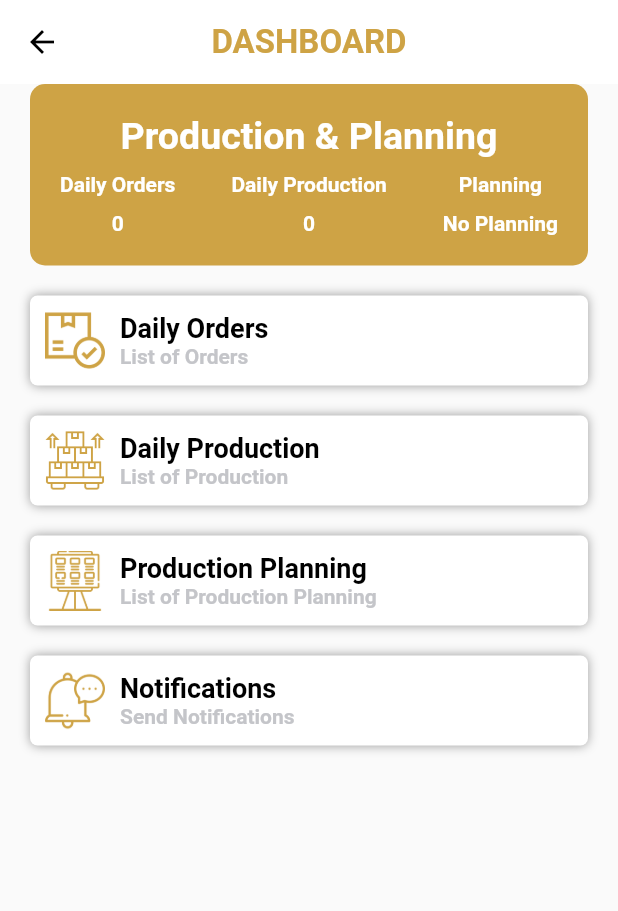
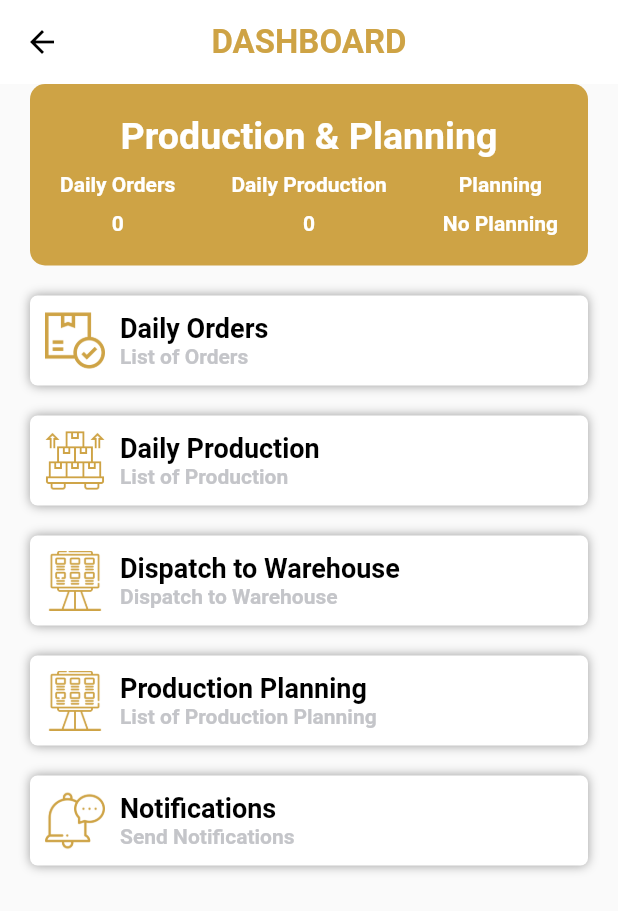
Before and after one commit to satishp7894/Desire, a Flutter app: the DashboardPageProduction screen opened directly, on a phone screen of 412 x 824 dp. Shown: the top 911 px of the screen. Run offline on Flutter 3.47's test engine with Material 2 defaults, Android fonts, the light colour scheme and no system bars; our stand-ins replace cached_network_image, confetti, dio, dotted_border, dropdown_search, file_picker and 17 more; missing offline and left inert: data_connection_checker, downloads_path_provider, flutter_statusbarcolor, multi_image_picker2, onesignal_flutter; accounts and stored records are empty; network calls fail; project files that could hold a hidden picture were left out.

```diff
--- a/desire_production/lib/pages/dashboards/production_dashboard_page.dart
+++ b/desire_production/lib/pages/dashboards/production_dashboard_page.dart
@@ -4,6 +4,7 @@ import 'package:desire_production/bloc/production_dashboard_bloc.dart';
 import 'package:desire_production/model/dashboard_production_model.dart';
 import 'package:desire_production/model/product_model.dart';
 import 'package:desire_production/pages/dashboards/admin_dashboard_page.dart';
+import 'package:desire_production/pages/warehouse/dispatch_to_warehouse.dart';
 import 'package:http/http.dart' as http;
 
 import 'package:desire_production/bloc/dashboard_bloc.dart';
@@ -196,6 +197,65 @@ class _DashboardPageProductionState extends State<DashboardPageProduction> {
                           ),
                           Text(
                             'List of Production',
+                            style: TextStyle(
+                              fontSize: 14.0,
+                              color: profile_item_color,
+                              fontWeight: FontWeight.bold,
+                            ),
+                          ),
+                        ],
+                      ),
+                    ],
+                  ),
+                ),
+              ),
+            ),
+            SizedBox(height: 20,),
+            GestureDetector(
+              onTap: (){
+                Navigator.push(context, MaterialPageRoute(builder: (b) => DispatchtoWarehouse()));
+              },
+              child: Container(
+                decoration: BoxDecoration(
+                  boxShadow: [
+                    BoxShadow(
+                      color: Colors.grey,
+                      blurRadius: 5, // has the effect of softening the shadow
+                      spreadRadius: 0, // has the effect of extending the shadow
+                    ),
+                  ],
+                  color: Colors.white,
+                  borderRadius: BorderRadius.circular(
+                    5.0,
+                  ),
+                ),
+                child: Padding(
+                  padding: const EdgeInsets.all(10.0),
+                  child: Row(
+                    mainAxisAlignment: MainAxisAlignment.start,
+                    crossAxisAlignment: CrossAxisAlignment.center,
+                    children: <Widget>[
+                      Image.asset(
+                        "assets/images/production_planning.png",
+                        color: kPrimaryColor,
+                        height: 40,
+                        width: 40,
+                      ),
+                      SizedBox(width: 10,),
+                      Column(
+                        mainAxisAlignment: MainAxisAlignment.start,
+                        crossAxisAlignment: CrossAxisAlignment.start,
+                        children: <Widget>[
+                          Text(
+                            'Dispatch to Warehouse',
+                            style: TextStyle(
+                              fontSize: 18.0,
+                              color: Colors.black,
+                              fontWeight: FontWeight.bold,
+                            ),
+                          ),
+                          Text(
+                            'Dispatch to Warehouse',
                             style: TextStyle(
                               fontSize: 14.0,
                               color: profile_item_color,
--- a/desire_production/pubspec.yaml
+++ b/desire_production/pubspec.yaml
@@ -58,6 +58,7 @@ dependencies:
   dio: ^4.0.0
   google_sign_in: ^5.0.7
   roundcheckbox: ^2.0.2+1
+  file_picker: ^4.3.0
 
 dev_dependencies:
   flutter_test:
```
Also changed, not shown: desire_production/lib/pages/warehouse/dispatch_to_warehouse.dart (added, +59 -0 lines).
